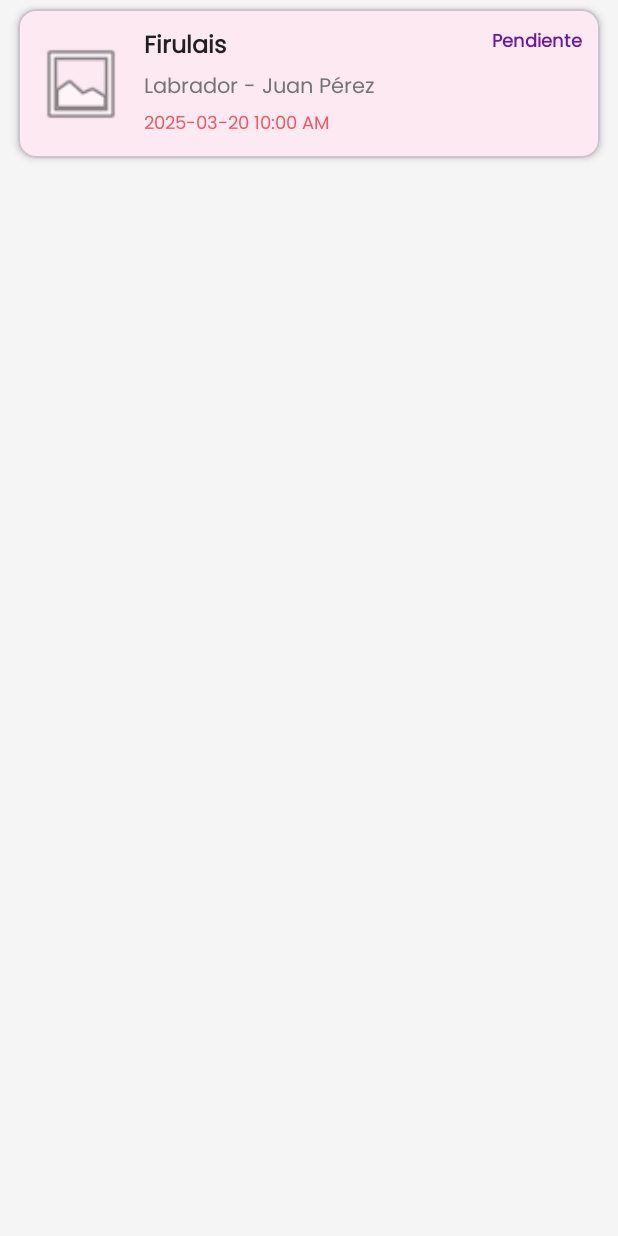
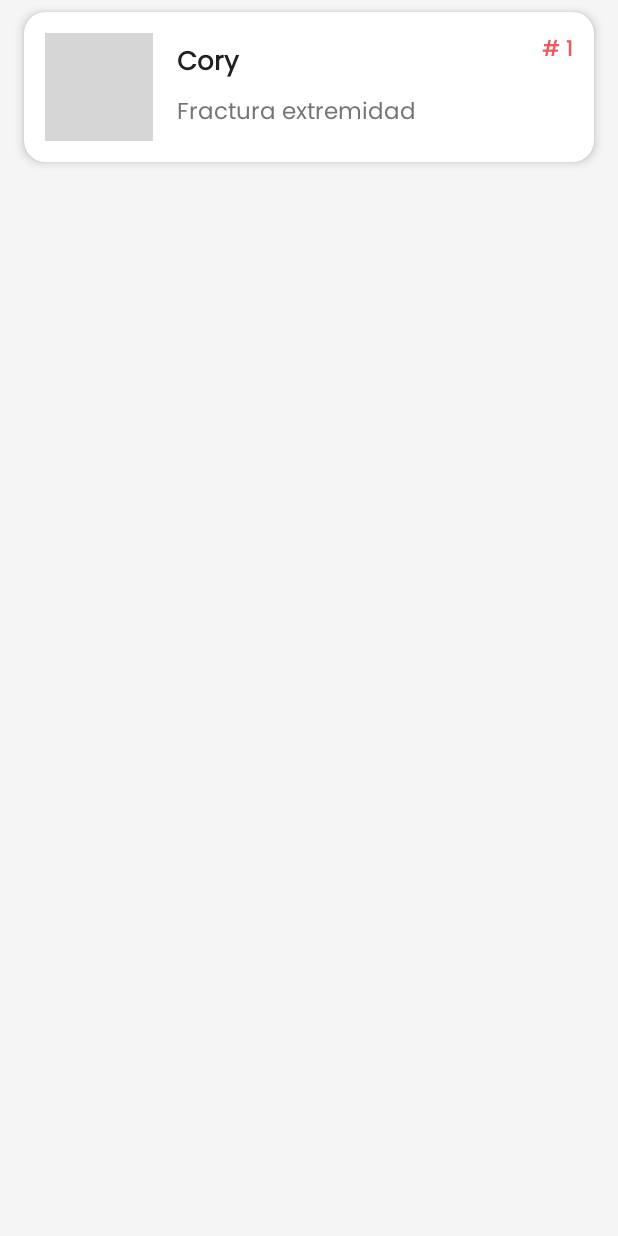
Before and after one commit to Joseeee0909/DogApp, an Android app: the layout item_cita.xml on its own in the app's theme, with its tools: preview values and no code run, on a phone screen of 412 x 824 dp. Run offline under Robolectric (Android 15) with nearby library versions, the phone set to English and light mode, and no system bars; grey boxes are pictures that could not be loaded.

Commit message:
feat(home): P3-02 layout de tarjeta de cita y CitaAdapter con imagen circular

```diff
--- a/app/src/main/java/com/dogapp/view/adapters/CitaAdapter.kt
+++ b/app/src/main/java/com/dogapp/view/adapters/CitaAdapter.kt
@@ -6,6 +6,7 @@ import androidx.recyclerview.widget.DiffUtil
 import androidx.recyclerview.widget.ListAdapter
 import androidx.recyclerview.widget.RecyclerView
 import com.bumptech.glide.Glide
+import com.dogapp.R
 import com.dogapp.data.local.entity.Cita
 import com.dogapp.databinding.ItemCitaBinding
 
@@ -37,16 +38,22 @@ class CitaAdapter(
             binding.cita = cita
             binding.root.setOnClickListener { onItemClick(cita) }
 
+            Glide.with(binding.ivDog.context).clear(binding.ivDog)
+
             if (!cita.imagenUrl.isNullOrEmpty()) {
                 Glide.with(binding.ivDog.context)
                     .load(cita.imagenUrl)
-                    .placeholder(android.R.drawable.ic_menu_gallery)
-                    .error(android.R.drawable.ic_menu_gallery)
+                    .circleCrop()
+                    .placeholder(R.drawable.perro)
+                    .error(R.drawable.perro)
                     .into(binding.ivDog)
             } else {
-                Glide.with(binding.ivDog.context).clear(binding.ivDog)
-                binding.ivDog.setImageResource(android.R.drawable.ic_menu_gallery)
+                Glide.with(binding.ivDog.context)
+                    .load(R.drawable.perro)
+                    .circleCrop()
+                    .into(binding.ivDog)
             }
+
             binding.executePendingBindings()
         }
     }
--- a/app/src/main/res/layout/item_cita.xml
+++ b/app/src/main/res/layout/item_cita.xml
@@ -12,80 +12,77 @@
     <com.google.android.material.card.MaterialCardView
         android:layout_width="match_parent"
         android:layout_height="wrap_content"
-        android:layout_marginHorizontal="12dp"
-        android:layout_marginVertical="6dp"
-        app:cardCornerRadius="12dp"
-        app:cardElevation="3dp">
+        android:layout_marginHorizontal="16dp"
+        android:layout_marginVertical="8dp"
+        app:cardBackgroundColor="@color/white"
+        app:cardCornerRadius="14dp"
+        app:cardElevation="4dp"
+        app:strokeWidth="0dp">
 
         <androidx.constraintlayout.widget.ConstraintLayout
             android:layout_width="match_parent"
             android:layout_height="wrap_content"
-            android:padding="12dp">
+            android:padding="14dp">
 
             <ImageView
                 android:id="@+id/ivDog"
-                android:layout_width="60dp"
-                android:layout_height="60dp"
-                android:contentDescription="Imagen Mascota"
+                android:layout_width="72dp"
+                android:layout_height="72dp"
+                android:contentDescription="@string/app_name"
                 android:scaleType="centerCrop"
-                android:src="@android:drawable/ic_menu_gallery"
+                android:src="@drawable/perro"
                 app:layout_constraintBottom_toBottomOf="parent"
                 app:layout_constraintStart_toStartOf="parent"
                 app:layout_constraintTop_toTopOf="parent" />
 
             <TextView
+                android:id="@+id/tvTurno"
+                android:layout_width="wrap_content"
+                android:layout_height="wrap_content"
+                android:text="@{`# ` + cita.id}"
+                android:textColor="@color/pink_primary"
+                android:textSize="14sp"
+                android:textStyle="bold"
+                app:layout_constraintEnd_toEndOf="parent"
+                app:layout_constraintTop_toTopOf="parent"
+                tools:text="# 1" />
+
+            <TextView
                 android:id="@+id/tvMascota"
                 android:layout_width="0dp"
                 android:layout_height="wrap_content"
-                android:layout_marginStart="12dp"
+                android:layout_marginStart="16dp"
+                android:layout_marginEnd="8dp"
+                android:ellipsize="end"
+                android:maxLines="1"
                 android:text="@{cita.nombreMascota}"
                 android:textColor="@color/text_primary"
-                android:textSize="16sp"
+                android:textSize="17sp"
                 android:textStyle="bold"
-                app:layout_constraintEnd_toStartOf="@id/tvEstado"
+                app:layout_constraintBottom_toTopOf="@id/tvSintoma"
+                app:layout_constraintEnd_toStartOf="@id/tvTurno"
                 app:layout_constraintStart_toEndOf="@id/ivDog"
                 app:layout_constraintTop_toTopOf="parent"
-                tools:text="Firulais" />
+                app:layout_constraintVertical_chainStyle="packed"
+                tools:text="Cory" />
 
             <TextView
-                android:id="@+id/tvRazaPropietario"
+                android:id="@+id/tvSintoma"
                 android:layout_width="0dp"
                 android:layout_height="wrap_content"
-                android:layout_marginStart="12dp"
-                android:layout_marginTop="2dp"
-                android:text="@{cita.raza + ` - ` + cita.propietario}"
+                android:layout_marginStart="16dp"
+                android:layout_marginTop="6dp"
+                android:layout_marginEnd="8dp"
+                android:ellipsize="end"
+                android:maxLines="2"
+                android:text="@{cita.motivo}"
                 android:textColor="@color/text_secondary"
-                android:textSize="14sp"
-                app:layout_constraintEnd_toStartOf="@id/tvEstado"
+                android:textSize="15sp"
+                app:layout_constraintBottom_toBottomOf="parent"
+                app:layout_constraintEnd_toEndOf="parent"
                 app:layout_constraintStart_toEndOf="@id/ivDog"
                 app:layout_constraintTop_toBottomOf="@id/tvMascota"
-                tools:text="Labrador - Juan Pérez" />
-
-            <TextView
-                android:id="@+id/tvFechaHora"
-                android:layout_width="0dp"
-                android:layout_height="wrap_content"
-                android:layout_marginStart="12dp"
-                android:layout_marginTop="2dp"
-                android:text="@{cita.fecha + ` ` + cita.hora}"
-                android:textColor="@color/primary"
-                android:textSize="12sp"
-                app:layout_constraintEnd_toEndOf="parent"
-                app:layout_constraintStart_toEndOf="@id/ivDog"
-                app:layout_constraintTop_toBottomOf="@id/tvRazaPropietario"
-                tools:text="2025-03-20 10:00 AM" />
-
-            <TextView
-                android:id="@+id/tvEstado"
-                android:layout_width="wrap_content"
-                android:layout_height="wrap_content"
-                android:text="@{cita.estado}"
-                android:textColor="@color/accent"
-                android:textSize="12sp"
-                android:textStyle="bold"
-                app:layout_constraintEnd_toEndOf="parent"
-                app:layout_constraintTop_toTopOf="parent"
-                tools:text="Pendiente" />
+                tools:text="Fractura extremidad" />
 
         </androidx.constraintlayout.widget.ConstraintLayout>
 
```
